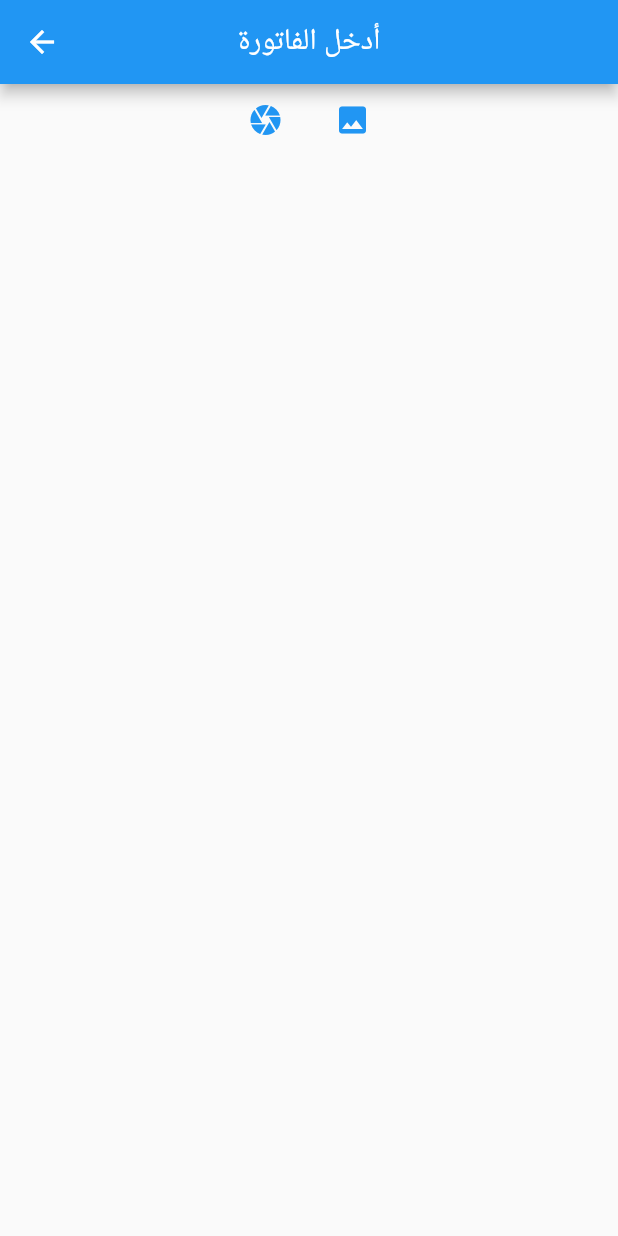
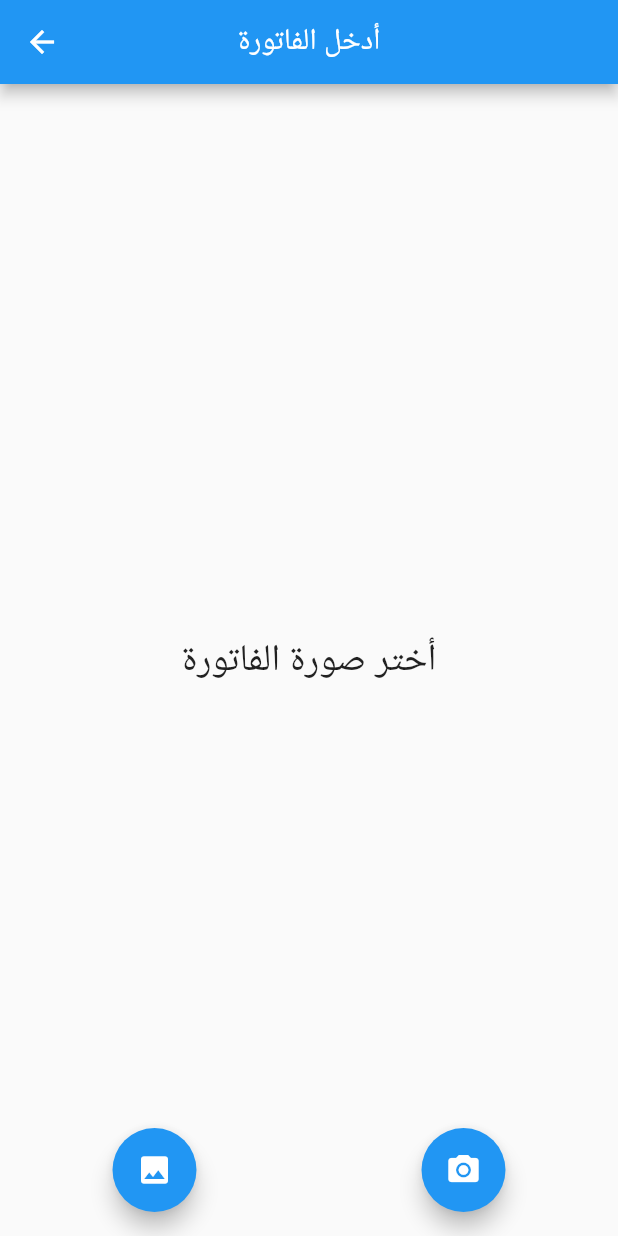
Before and after one commit to YousefAlyouswf/Receipts, a Flutter app: the screen it shows after launch, after a tap on "إظافة فاتورة جديدة", on a phone screen of 412 x 824 dp. Run offline on Flutter 3.47's test engine with Material 2 defaults, Android fonts, the phone set to English and light mode, and no system bars; our stand-ins replace fluttertoast, image_picker, liquid_progress_indicator, photo_view, pie_chart, sqflite; missing offline and left inert: autocomplete_textfield; accounts and stored records are empty.

Commit message:
Show image

```diff
--- a/lib/add_new_receipt.dart
+++ b/lib/add_new_receipt.dart
@@ -5,7 +5,6 @@ import 'package:image_picker/image_picker.dart';
 import 'package:receipt/loaded.dart';
 import 'database/db_helper.dart';
 import 'package:autocomplete_textfield/autocomplete_textfield.dart';
-
 import 'models/receipt_model.dart';
 
 class AddNewReceipt extends StatefulWidget {
@@ -77,39 +76,27 @@ class _AddNewReceiptState extends State<AddNewReceipt> {
         title: Text("أدخل الفاتورة"),
         centerTitle: true,
       ),
+      floatingActionButton: Row(
+        mainAxisAlignment: MainAxisAlignment.spaceAround,
+        children: [
+          FloatingActionButton(
+            heroTag: "btn1",
+            onPressed: _takeFromGalary,
+            child: Icon(Icons.image),
+          ),
+          FloatingActionButton(
+            heroTag: "btn2",
+            onPressed: _takePicture,
+            child: Icon(Icons.camera_alt),
+          ),
+        ],
+      ),
+      floatingActionButtonLocation: FloatingActionButtonLocation.centerFloat,
       body: Container(
         width: double.infinity,
         child: Column(
           mainAxisAlignment: MainAxisAlignment.start,
           children: <Widget>[
-            Container(
-              width: double.infinity,
-              child: Column(
-                crossAxisAlignment: CrossAxisAlignment.end,
-                mainAxisAlignment: MainAxisAlignment.end,
-                children: <Widget>[
-                  Row(
-                    crossAxisAlignment: CrossAxisAlignment.end,
-                    mainAxisAlignment: MainAxisAlignment.center,
-                    children: <Widget>[
-                      IconButton(
-                        onPressed: _takePicture,
-                        icon: Icon(Icons.camera),
-                        color: Colors.blue,
-                      ),
-                      SizedBox(
-                        width: 10,
-                      ),
-                      IconButton(
-                        onPressed: _takeFromGalary,
-                        icon: Icon(Icons.image),
-                        color: Colors.blue,
-                      ),
-                    ],
-                  ),
-                ],
-              ),
-            ),
             Expanded(
               child: Container(
                 child: imageStored != null
@@ -153,8 +140,6 @@ class _AddNewReceiptState extends State<AddNewReceipt> {
                                     width:
                                         MediaQuery.of(context).size.width / 3,
                                     child: SimpleAutoCompleteTextField(
-
-
                                       key: key,
                                       controller: controllerName,
                                       suggestions: stores,
@@ -195,7 +180,7 @@ class _AddNewReceiptState extends State<AddNewReceipt> {
                                         'store': controllerName.text,
                                         'price': controllerPrice.text,
                                         'image': imageStored.path,
-                                        'date': '4/5/2020',
+                                        'date': date,
                                       },
                                     );
                                   });
@@ -221,7 +206,12 @@ class _AddNewReceiptState extends State<AddNewReceipt> {
                           ],
                         ),
                       )
-                    : Text(""),
+                    : Center(
+                        child: Text(
+                          "أختر صورة الفاتورة",
+                          style: TextStyle(fontSize: 25),
+                        ),
+                      ),
               ),
             ),
           ],
--- a/lib/database/db_helper.dart
+++ b/lib/database/db_helper.dart
@@ -37,7 +37,7 @@ class DBHelper {
         table,
         where: 'store = ?',
         whereArgs: [store],
-        orderBy: 'date desc',
+        orderBy: 'date desc, id desc',
       );
     }
   }
--- a/lib/models/receipt_model.dart
+++ b/lib/models/receipt_model.dart
@@ -6,12 +6,13 @@ class ReceiptModel {
   final String price;
   final File image;
   final String date;
-
+  final List<ReceiptModel> listModel;
   ReceiptModel({
     this.id,
     this.store,
     this.price,
     this.image,
     this.date,
+    this.listModel,
   });
 }
--- a/lib/stores_screen.dart
+++ b/lib/stores_screen.dart
@@ -63,6 +63,13 @@ class _StoresScreenState extends State<StoresScreen> {
             },
           ),
         ],
+      ),
+      floatingActionButton: FloatingActionButton(
+        onPressed: () {
+           Navigator.push(context,
+                  MaterialPageRoute(builder: (context) => AddNewReceipt()));
+        },
+        child: Icon(Icons.add),
       ),
       body: Column(
         children: [
--- a/pubspec.yaml
+++ b/pubspec.yaml
@@ -31,6 +31,7 @@ dependencies:
   pie_chart: ^3.1.1
   liquid_progress_indicator: ^0.3.2
   autocomplete_textfield: ^1.7.3
+  photo_view: ^0.9.2
 
 dev_dependencies:
   flutter_test:
```
Also changed, not shown: lib/receipt_screen.dart (+115 -16 lines), pubspec.lock.
